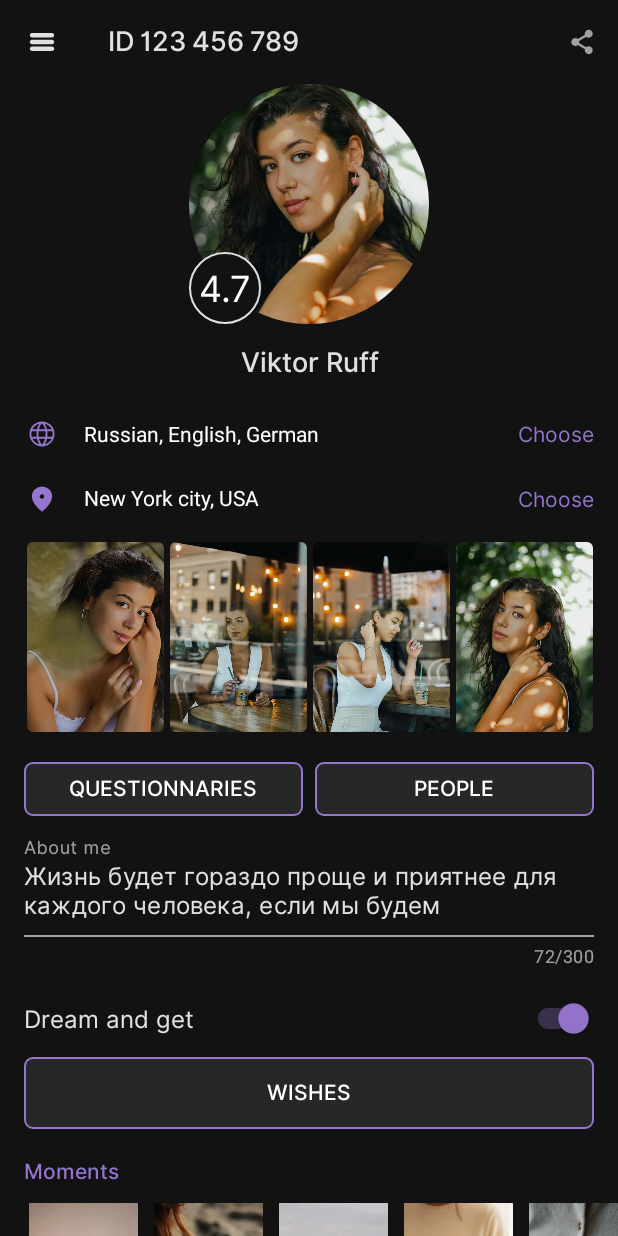
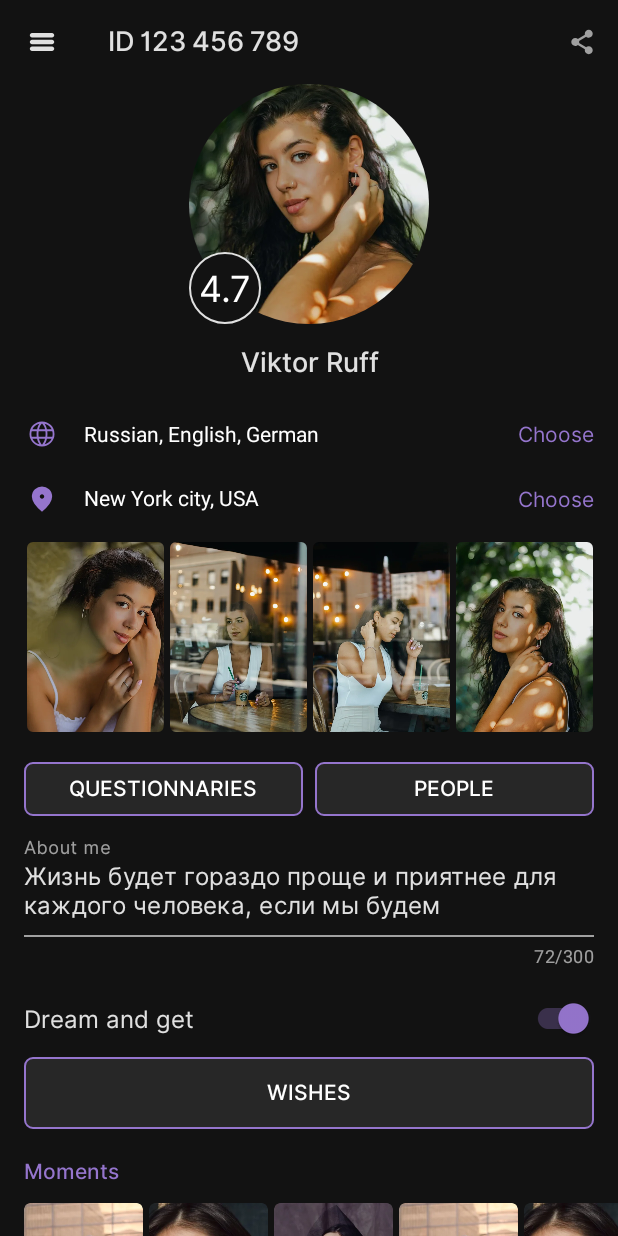
Before and after one commit to Viktor-Ruff/SferaZone, an Android app: the screen it shows after launch (MainActivity), on a phone screen of 412 x 824 dp. Run offline under Robolectric (Android 15) with nearby library versions, the phone set to English and light mode, and no system bars; our stand-ins replace CircleImageView.

Commit message:
commit in workBranch

```diff
--- a/app/src/main/java/com/example/sferazone1/MainActivity.kt
+++ b/app/src/main/java/com/example/sferazone1/MainActivity.kt
@@ -31,9 +31,9 @@ class MainActivity : AppCompatActivity() {
             ImageModel(R.drawable.im_moments_1),
             ImageModel(R.drawable.im_moments_2),
             ImageModel(R.drawable.im_moments_3),
-            ImageModel(R.drawable.im_moments_4),
-            ImageModel(R.drawable.im_moments_5),
-            ImageModel(R.drawable.im_moments_6),
+            ImageModel(R.drawable.im_moments_1),
+            ImageModel(R.drawable.im_moments_2),
+            ImageModel(R.drawable.im_moments_3),
         )
 
         val chroniclesList: List<ImageModel> = listOf(
```
Also changed, not shown: app/src/main/res/drawable/im_moments_1.webp, app/src/main/res/drawable/im_moments_2.webp, app/src/main/res/drawable/im_moments_3.webp, app/src/main/res/drawable/im_moments_4.webp (deleted), app/src/main/res/drawable/im_moments_5.webp (deleted), app/src/main/res/drawable/im_moments_6.webp (deleted).
